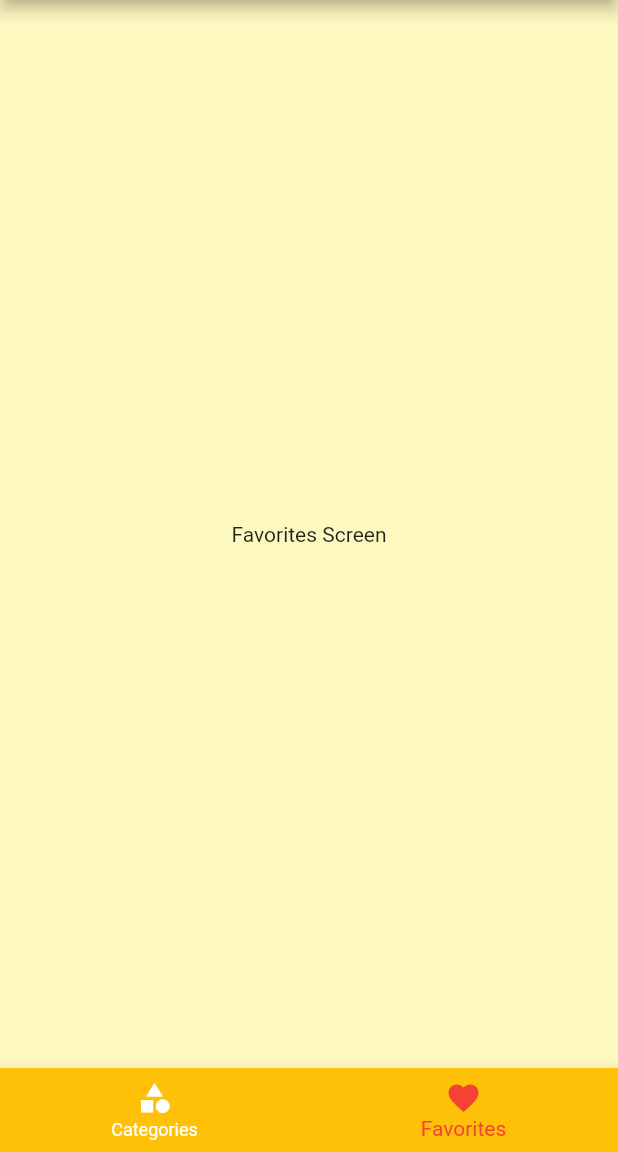
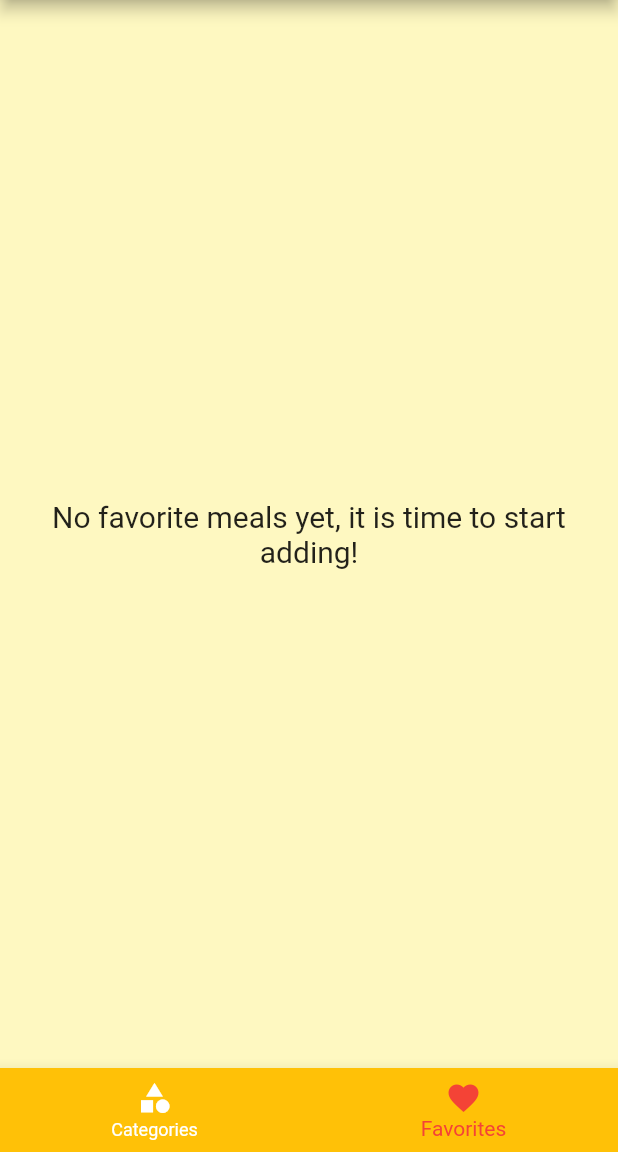
Before and after one commit to AbylaikhanZ/Recipe-Book, a Flutter app: the screen it shows after launch, item 2 of the bottom bar chosen, on a phone screen of 412 x 824 dp, the part 84-1236 px from its top. Run offline on Flutter 3.47's test engine with Material 2 defaults, Android fonts, the phone set to English and light mode, and no system bars; project files that could hold a hidden picture were left out.

Commit message:
Added favorites logic, not finished yet

```diff
--- a/lib/main.dart
+++ b/lib/main.dart
@@ -21,7 +21,11 @@ class _MyAppState extends State<MyApp> {
     "vegan": false,
     "vegetarian": false
   };
+
   List<Meal> _availableMeals = DUMMY_MEALS;
+
+  List<Meal> _favoriteMeals = [];
+
   void _setFilters(Map<String, bool> newFilters) {
     setState(() {
       print(newFilters["gluten"]);
@@ -49,6 +53,24 @@ class _MyAppState extends State<MyApp> {
     });
   }
 
+  void _toggleFavorite(String mealId) {
+    final existingIndex =
+        _favoriteMeals.indexWhere((meal) => meal.id == mealId);
+    if (existingIndex >= 0) {
+      setState(() {
+        _favoriteMeals.removeAt(existingIndex);
+      });
+    } else {
+      setState(() {
+        _favoriteMeals.add(DUMMY_MEALS.firstWhere((meal) => meal.id == mealId));
+      });
+    }
+  }
+
+  bool isFavorite(String id) {
+    return _favoriteMeals.any((meal) => meal.id == id);
+  }
+
   @override
   Widget build(BuildContext context) {
     return MaterialApp(
@@ -68,10 +90,11 @@ class _MyAppState extends State<MyApp> {
                 titleLarge: TextStyle(fontSize: 24, fontFamily: "Roboto"),
               )),
       routes: {
-        "/": (context) => TabsScreen(),
+        "/": (context) => TabsScreen(_favoriteMeals),
         CategoryMealsScreen.routeName: (context) =>
             CategoryMealsScreen(_availableMeals),
-        MealDetailScreen.routeName: (context) => MealDetailScreen(),
+        MealDetailScreen.routeName: (context) =>
+            MealDetailScreen(_toggleFavorite, isFavorite),
         FiltersScreen.routeName: (context) =>
             FiltersScreen(_filters, _setFilters, _resetFilters)
       },
--- a/lib/screens/category_meals_screen.dart
+++ b/lib/screens/category_meals_screen.dart
@@ -57,7 +57,6 @@ class _CategoryMealsScreenState extends State<CategoryMealsScreen> {
               complexity: displayedMeals[index].complexity,
               duration: displayedMeals[index].duration,
               id: displayedMeals[index].id,
-              removeItem: _removeMeal,
             );
           },
           itemCount: displayedMeals.length,
--- a/lib/screens/favorites_screen.dart
+++ b/lib/screens/favorites_screen.dart
@@ -1,10 +1,40 @@
 import 'package:flutter/material.dart';
+import 'package:flutter_complete_guide/models/meal.dart';
+
+import '../widgets/meal_item.dart';
 
 class FavoritesScreen extends StatelessWidget {
+  final List<Meal> favoriteMeals;
+  FavoritesScreen(this.favoriteMeals);
   @override
   Widget build(BuildContext context) {
-    return Center(
-      child: Text("Favorites Screen"),
-    );
+    if (favoriteMeals.isEmpty) {
+      return Center(
+        child: Container(
+          padding: EdgeInsets.all(20),
+          child: Text(
+            "No favorite meals yet, it is time to start adding!",
+            textAlign: TextAlign.center,
+            style: TextStyle(
+              fontSize: 20,
+            ),
+          ),
+        ),
+      );
+    } else {
+      return ListView.builder(
+        itemBuilder: (context, index) {
+          return MealItem(
+            title: favoriteMeals[index].title,
+            imageURL: favoriteMeals[index].imageUrl,
+            affordability: favoriteMeals[index].affordability,
+            complexity: favoriteMeals[index].complexity,
+            duration: favoriteMeals[index].duration,
+            id: favoriteMeals[index].id,
+          );
+        },
+        itemCount: favoriteMeals.length,
+      );
+    }
   }
 }
--- a/lib/screens/tabs_screen.dart
+++ b/lib/screens/tabs_screen.dart
@@ -1,23 +1,33 @@
 import 'package:flutter/material.dart';
+import '../models/meal.dart';
 import '../widgets/main_drawer.dart';
 import 'categories_screen.dart';
 import 'favorites_screen.dart';
 
 class TabsScreen extends StatefulWidget {
+  final List<Meal> favoriteMeals;
+  TabsScreen(this.favoriteMeals);
   @override
   State<TabsScreen> createState() => _TabsScreenState();
 }
 
 class _TabsScreenState extends State<TabsScreen> {
-  final List<Map<String, Object>> _pages = [
-    {"title": "Categories", "page": CategoriesScreen()},
-    {"title": "Favorites", "page": FavoritesScreen()}
-  ];
+  List<Map<String, Object>> _pages;
   int _selectedPageIndex = 0;
   void _selectPage(int index) {
     setState(() {
       _selectedPageIndex = index;
     });
+  }
+
+  @override
+  void initState() {
+    // TODO: implement initState
+    _pages = [
+      {"title": "Categories", "page": CategoriesScreen()},
+      {"title": "Favorites", "page": FavoritesScreen(widget.favoriteMeals)}
+    ];
+    super.initState();
   }
 
   @override
```
Also changed, not shown: lib/screens/meal_detail_screen.dart (+9 -2 lines), lib/widgets/duration_complexity_bar.dart (+17 -6 lines), lib/widgets/meal_item.dart (+9 -10 lines).
